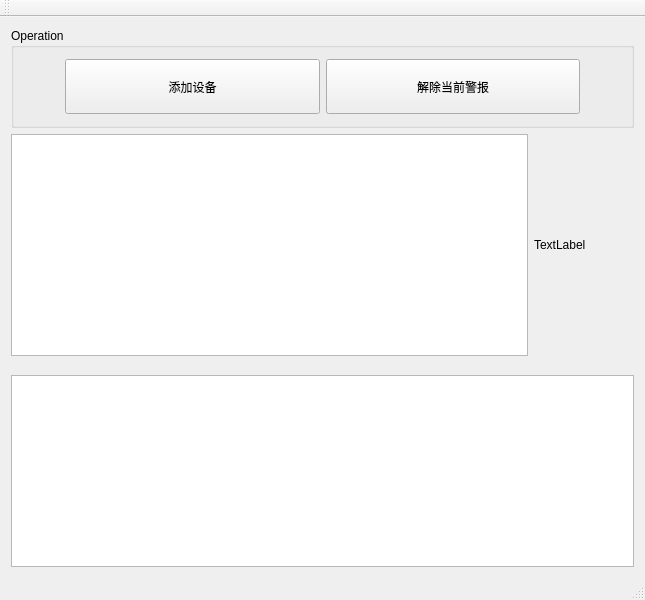
This is CameraStatusMonitor/mainwindow.ui in humadivinty/Qt_CameraStatusMonitor as Qt 5 draws it before an edit. The edited form follows.
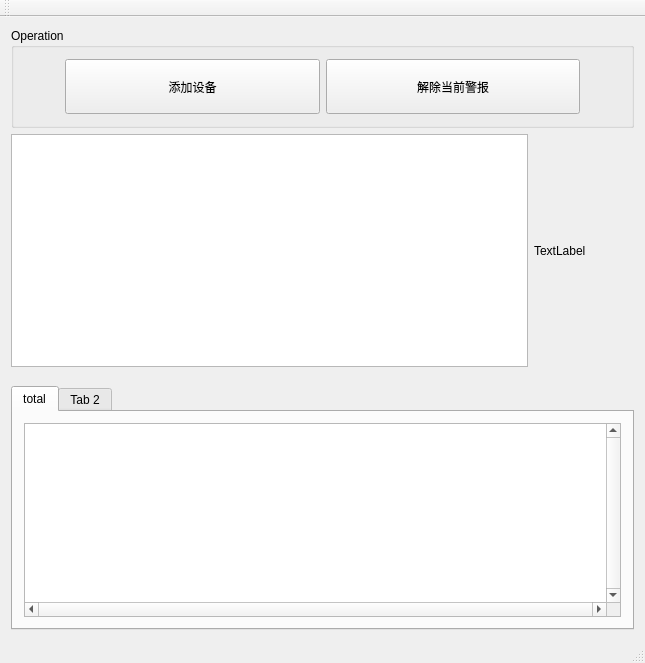
This is the edited form.

Diff of the .ui file:
```diff
--- a/CameraStatusMonitor/mainwindow.ui
+++ b/CameraStatusMonitor/mainwindow.ui
@@ -7,7 +7,7 @@
     <x>0</x>
     <y>0</y>
     <width>645</width>
-    <height>600</height>
+    <height>663</height>
    </rect>
   </property>
   <property name="sizePolicy">
@@ -171,9 +171,19 @@
      </spacer>
     </item>
     <item>
+     <widget class="QTabWidget" name="tabWidget">
+      <property name="currentIndex">
+       <number>0</number>
+      </property>
+      <widget class="QWidget" name="tab">
+       <attribute name="title">
+        <string>total</string>
+       </attribute>
+       <layout class="QVBoxLayout" name="verticalLayout_2">
+        <item>
      <widget class="QListWidget" name="listWidget">
       <property name="sizePolicy">
-       <sizepolicy hsizetype="Preferred" vsizetype="Preferred">
+           <sizepolicy hsizetype="Expanding" vsizetype="Expanding">
         <horstretch>0</horstretch>
         <verstretch>0</verstretch>
        </sizepolicy>
@@ -184,6 +194,33 @@
         <height>100</height>
        </size>
       </property>
+          <property name="verticalScrollBarPolicy">
+           <enum>Qt::ScrollBarAlwaysOn</enum>
+          </property>
+          <property name="horizontalScrollBarPolicy">
+           <enum>Qt::ScrollBarAlwaysOn</enum>
+          </property>
+         </widget>
+        </item>
+       </layout>
+      </widget>
+      <widget class="QWidget" name="tab_2">
+       <attribute name="title">
+        <string>Tab 2</string>
+       </attribute>
+       <layout class="QVBoxLayout" name="verticalLayout_3">
+        <item>
+         <widget class="QListWidget" name="listWidget_2">
+          <property name="verticalScrollBarPolicy">
+           <enum>Qt::ScrollBarAlwaysOn</enum>
+          </property>
+          <property name="horizontalScrollBarPolicy">
+           <enum>Qt::ScrollBarAlwaysOn</enum>
+          </property>
+         </widget>
+        </item>
+       </layout>
+      </widget>
      </widget>
     </item>
    </layout>
```
Lines whose indentation alone changed are shown as unchanged.
